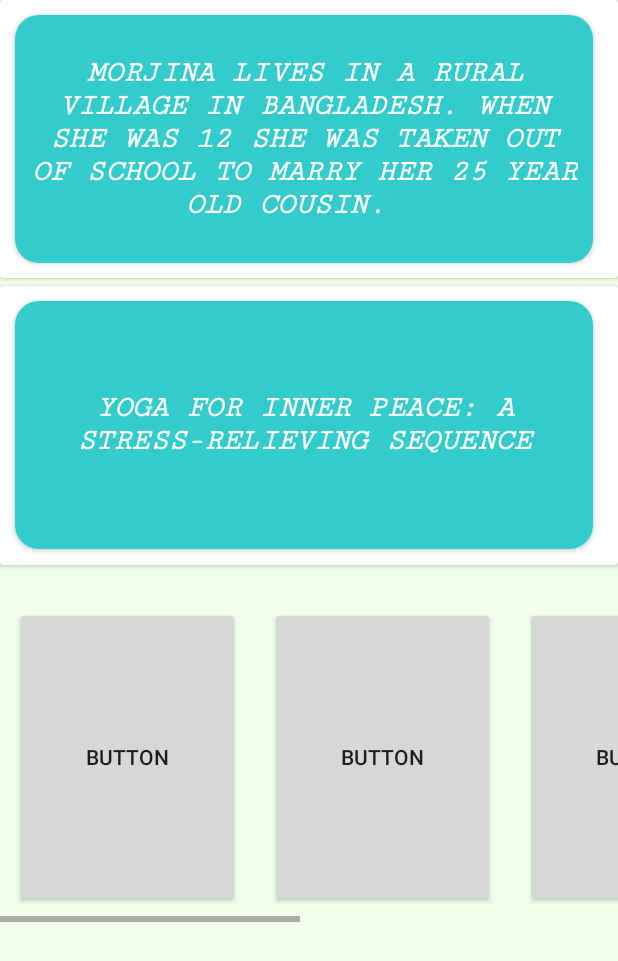
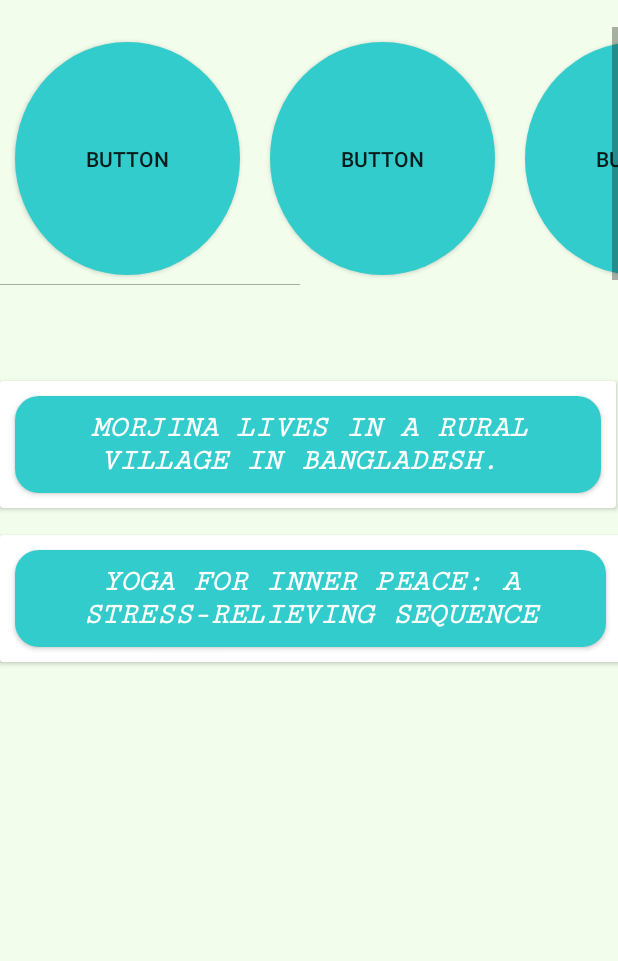
Before and after one commit to Sowad13/Hope, an Android app: the layout fragment_selfcare.xml on its own in the app's theme, with its tools: preview values and no code run, on a phone screen of 412 x 824 dp. Shown: the top 961 px of the screen. Run offline under Robolectric (Android 15) with nearby library versions, the phone set to English and light mode, and no system bars; Roboto replaces fonts that are not available here.

Commit message:
fragments and community

```diff
--- a/app/src/main/AndroidManifest.xml
+++ b/app/src/main/AndroidManifest.xml
@@ -20,7 +20,8 @@
         android:roundIcon="@mipmap/ic_launcher_round"
         android:supportsRtl="true"
         android:theme="@style/AppTheme">
-        <activity android:name=".DailyActivity"></activity>
+        <activity android:name=".first_yoga"></activity>
+        <activity android:name=".DailyActivity" />
         <activity android:name=".BreathingActivity" />
         <activity android:name=".Adding_post" />
         <activity android:name=".VideoCallActivity" />
--- a/app/src/main/res/layout/fragment_selfcare.xml
+++ b/app/src/main/res/layout/fragment_selfcare.xml
@@ -9,18 +9,18 @@
     <androidx.cardview.widget.CardView
         android:id="@+id/card2"
         android:layout_width="match_parent"
-        android:layout_height="186dp"
+        android:layout_height="wrap_content"
         android:layout_below="@+id/card1"
         android:layout_alignParentEnd="true"
-        android:layout_marginTop="5dp"
-        android:layout_marginEnd="0dp"
+        android:layout_marginTop="18dp"
+        android:layout_marginEnd="-2dp"
         android:padding="10dp">
 
         <Button
-            android:id="@+id/yogabutton"
+            android:id="@+id/onebutton"
             style="@style/Widget.AppCompat.Button.Colored"
-            android:layout_width="385dp"
-            android:layout_height="165dp"
+            android:layout_width="wrap_content"
+            android:layout_height="wrap_content"
             android:layout_margin="10dp"
             android:background="@drawable/cardbackground"
             android:fontFamily="serif-monospace"
@@ -35,20 +35,23 @@
         android:id="@+id/card1"
         android:layout_width="match_parent"
         android:layout_height="wrap_content"
+        android:layout_below="@+id/relativelayout"
         android:layout_alignParentEnd="true"
+        android:layout_marginTop="0dp"
+        android:layout_marginEnd="1dp"
         android:padding="10dp">
 
 
         <Button
             android:id="@+id/newsbutton"
             style="@style/Widget.AppCompat.Button.Colored"
-            android:layout_width="385dp"
-            android:layout_height="165dp"
+            android:layout_width="wrap_content"
+            android:layout_height="wrap_content"
             android:layout_margin="10dp"
             android:background="@drawable/cardbackground"
             android:fontFamily="serif-monospace"
             android:padding="10dp"
-            android:text="Morjina lives in a rural village in Bangladesh. When she was 12 she was taken out of school to marry her 25 year old cousin.  "
+            android:text="Morjina lives in a rural village in Bangladesh. "
             android:textAlignment="center"
             android:textSize="20dp"
             android:textStyle="bold|italic" />
@@ -57,16 +60,21 @@
     </androidx.cardview.widget.CardView>
 
     <RelativeLayout
+        android:id="@+id/relativelayout"
         android:layout_width="match_parent"
-        android:layout_height="wrap_content"
-        android:layout_above="@id/card2"
-        android:layout_below="@+id/card2"
+        android:layout_height="180dp"
+
+        android:layout_alignParentStart="true"
+        android:layout_alignParentTop="true"
+        android:layout_alignParentEnd="true"
+        android:layout_marginStart="0dp"
         android:layout_marginTop="18dp"
-        android:layout_marginBottom="-447dp">
+        android:layout_marginEnd="0dp"
+        android:layout_marginBottom="56dp">
 
         <ScrollView
             android:layout_width="match_parent"
-            android:layout_height="match_parent">
+            android:layout_height="172dp">
 
             <HorizontalScrollView
                 android:layout_width="wrap_content"
@@ -75,46 +83,50 @@
                 <LinearLayout
                     android:layout_width="wrap_content"
                     android:layout_height="wrap_content"
-                    android:orientation="horizontal"
-                   >
+                    android:orientation="horizontal">
 
                     <Button
                         android:id="@+id/a"
                         android:layout_width="150dp"
-                        android:layout_height="200dp"
+                        android:layout_height="155dp"
                         android:layout_margin="10dp"
+                        android:background="@drawable/circle_background"
                         android:padding="10dp"
                         android:text="Button" />
 
                     <Button
                         android:id="@+id/b"
                         android:layout_width="150dp"
-                        android:layout_height="200dp"
+                        android:layout_height="155dp"
                         android:layout_margin="10dp"
+                        android:background="@drawable/circle_background"
                         android:padding="10dp"
                         android:text="Button" />
 
                     <Button
                         android:id="@+id/c"
                         android:layout_width="150dp"
-                        android:layout_height="200dp"
+                        android:layout_height="155dp"
                         android:layout_margin="10dp"
+                        android:background="@drawable/circle_background"
                         android:padding="10dp"
                         android:text="Button" />
 
                     <Button
                         android:id="@+id/d"
                         android:layout_width="150dp"
-                        android:layout_height="200dp"
+                        android:layout_height="155dp"
                         android:layout_margin="10dp"
+                        android:background="@drawable/circle_background"
                         android:padding="10dp"
                         android:text="Button" />
 
                     <Button
                         android:id="@+id/e"
                         android:layout_width="150dp"
-                        android:layout_height="200dp"
+                        android:layout_height="155dp"
                         android:layout_margin="10dp"
+                        android:background="@drawable/circle_background"
                         android:padding="10dp"
                         android:text="Button" />
                 </LinearLayout>
--- a/app/src/main/res/layout/image_view_story.xml
+++ b/app/src/main/res/layout/image_view_story.xml
@@ -81,7 +81,8 @@
             android:lineSpacingExtra="6dp"
             android:padding="10dp"
             android:text="Lorem ipsum dolor sit amet, consectetur adipiscing elit, sed do eiusmod tempor incididunt ut labore et dolore magna aliqua. Ut enim ad minim veniam, quis nostrud exercitation ullamco laboris nisi ut aliquip ex ea commodo consequat. "
-            android:textColor="@color/colorBlack" />
+            android:textColor="@color/colorBlack"
+            android:textSize="16sp" />
 
         <ImageView
             android:id="@+id/ivlikebutton"
--- a/app/src/main/res/layout/post.xml
+++ b/app/src/main/res/layout/post.xml
@@ -30,7 +30,8 @@
             android:lineSpacingExtra="6dp"
             android:padding="5dp"
             android:text="Lorem ipsum dolor sit amet, consectetur adipiscing elit, sed do eiusmod tempor incididunt ut labore et dolore magna aliqua. Ut enim ad minim veniam, quis nostrud exercitation ullamco laboris nisi ut aliquip ex ea commodo consequat. "
-            android:textColor="@color/colorBlack" />
+            android:textColor="@color/colorBlack"
+            android:textSize="16sp" />
 
     </RelativeLayout>
 
```
Also changed, not shown: app/src/main/java/com/example/hope/Adding_post.java (+6 -3 lines), app/src/main/java/com/example/hope/SelfcareFragment.java (+13 -3 lines), app/src/main/java/com/example/hope/post_adapter.java (+1 -6 lines), app/src/main/res/layout/activity_adding_post.xml (+5 -5 lines).
